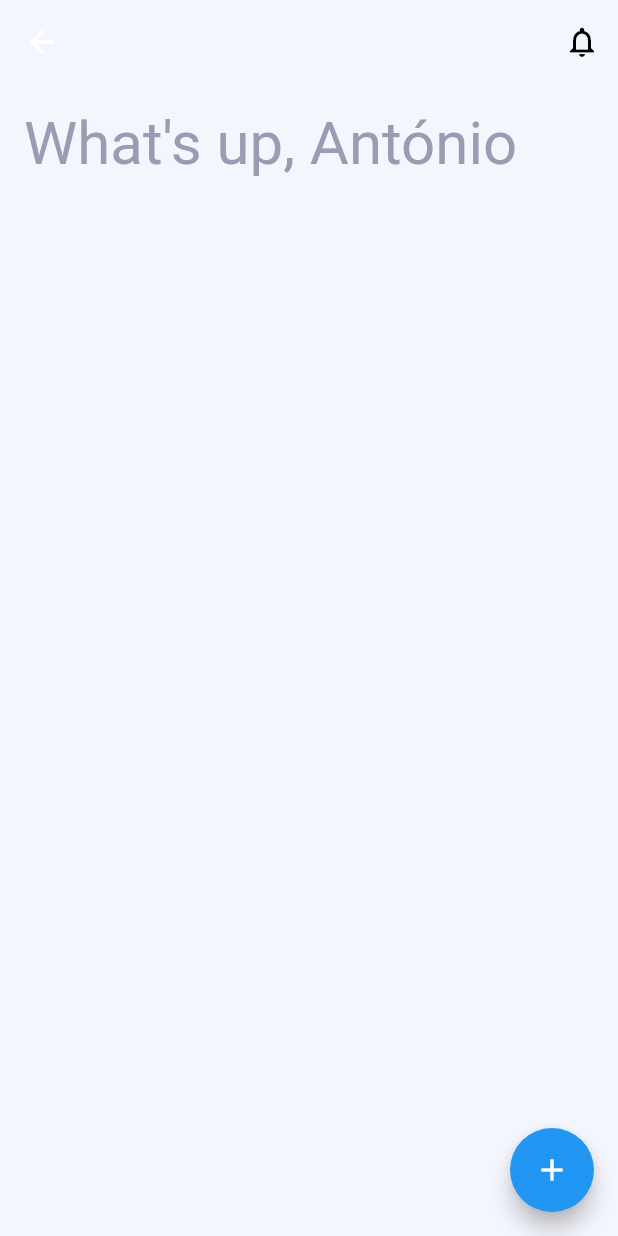
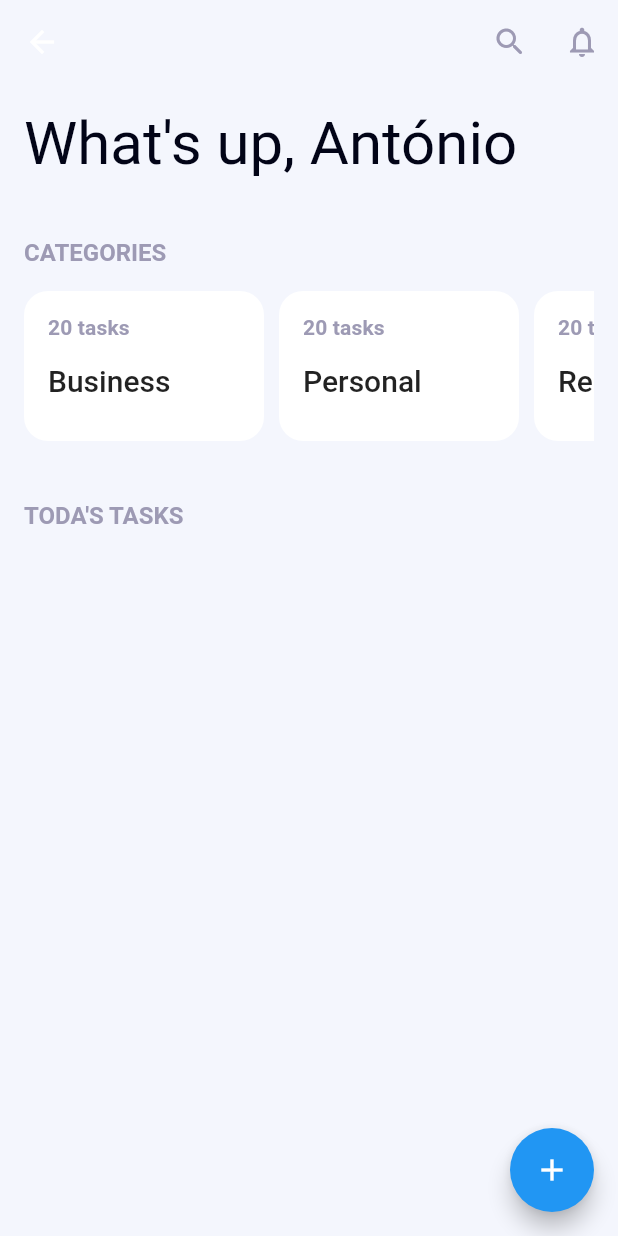
Before and after one commit to antonio-nicolau/Flutter-ToDoApp-with-firebase, a Flutter app: the TodosPage screen opened by its route, on a phone screen of 412 x 824 dp. Run offline on Flutter 3.47's test engine with Material 2 defaults, Android fonts, the phone set to English and light mode, and no system bars; our stand-ins replace auto_route, cloud_firestore, firebase_auth, firebase_core, flutter_riverpod, riverpod_annotation; accounts and stored records are empty.

Commit message:
todo.page redesign

```diff
--- a/lib/src/app.dart
+++ b/lib/src/app.dart
@@ -17,7 +17,11 @@ class MyApp extends ConsumerWidget {
         primarySwatch: Colors.blue,
         iconTheme: const IconThemeData(color: Color(0xff9D9AB4)),
         textTheme: const TextTheme(
-          headlineLarge: TextStyle(color: Color(0xff9D9AB4)),
+          headlineLarge: TextStyle(color: Color(0xff020417)),
+          headlineMedium: TextStyle(color: Color(0xff9D9AB4)),
+          headlineSmall: TextStyle(color: Color(0xff9D9AB4)),
+          titleMedium: TextStyle(color: Color(0xff9D9AB4), fontWeight: FontWeight.bold),
+          titleSmall: TextStyle(color: Color(0xff9D9AB4), fontWeight: FontWeight.bold),
         ),
       ),
       debugShowCheckedModeBanner: false,
--- a/lib/src/modules/todos/todos.page.dart
+++ b/lib/src/modules/todos/todos.page.dart
@@ -40,8 +40,15 @@ class TodosPage extends ConsumerWidget {
               ref.read(authRepositoryProvider).logout();
             },
             icon: const Icon(
+              Icons.search_rounded,
+              color: Color(0xff9D9AB4),
+            ),
+          ),
+          IconButton(
+            onPressed: () {},
+            icon: const Icon(
               Icons.notifications_none,
-              color: Colors.black,
+              color: Color(0xff9D9AB4),
             ),
           ),
         ],
@@ -57,7 +64,14 @@ class TodosPage extends ConsumerWidget {
                 "What's up, António",
                 style: Theme.of(context).textTheme.headlineLarge,
               ),
-              const SizedBox(height: 20),
+              const SizedBox(height: 40),
+              const TodoCategories(),
+              const SizedBox(height: 40),
+              Text(
+                "TODA'S TASKS",
+                style: Theme.of(context).textTheme.titleMedium,
+              ),
+              const SizedBox(height: 16),
               todosAsyncvalue.when(
                 data: (data) {
                   final docs = data.docs;
@@ -163,3 +177,51 @@ class ListItem extends ConsumerWidget {
     );
   }
 }
+
+final categories = ['Business', 'Personal', 'Reading', 'Hang out'];
+
+class TodoCategories extends ConsumerWidget {
+  const TodoCategories({super.key});
+
+  @override
+  Widget build(BuildContext context, WidgetRef ref) {
+    return Column(
+      crossAxisAlignment: CrossAxisAlignment.start,
+      children: [
+        Text(
+          "CATEGORIES",
+          style: Theme.of(context).textTheme.titleMedium,
+        ),
+        const SizedBox(height: 16),
+        SizedBox(
+          height: 100,
+          child: ListView.builder(
+            scrollDirection: Axis.horizontal,
+            physics: const BouncingScrollPhysics(),
+            itemCount: categories.length,
+            itemBuilder: (context, index) {
+              final category = categories[index];
+              return Container(
+                width: 160,
+                padding: const EdgeInsets.all(16),
+                margin: const EdgeInsets.only(right: 10),
+                decoration: BoxDecoration(
+                  color: Colors.white,
+                  borderRadius: BorderRadius.circular(16),
+                ),
+                child: Column(
+                  crossAxisAlignment: CrossAxisAlignment.start,
+                  children: [
+                    Text('20 tasks', style: Theme.of(context).textTheme.titleSmall),
+                    const SizedBox(height: 16),
+                    Text(category, style: Theme.of(context).textTheme.titleLarge),
+                  ],
+                ),
+              );
+            },
+          ),
+        ),
+      ],
+    );
+  }
+}
```
